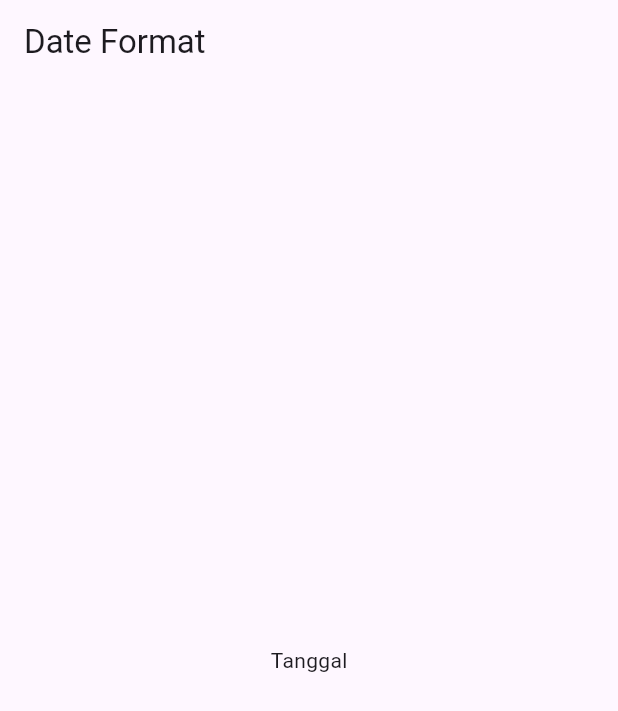
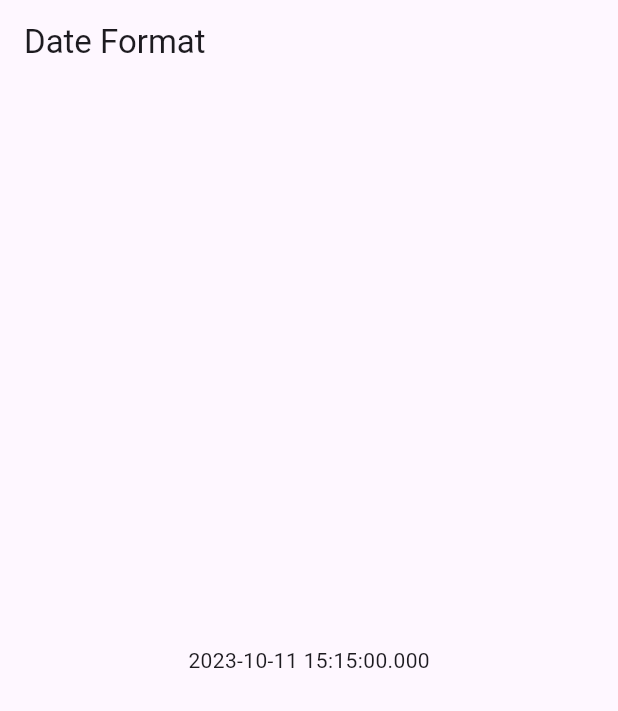
Before and after one commit to Melidasari/Pemograman_Flutter, a Flutter app: the screen it shows after launch, on a phone screen of 412 x 824 dp. Shown: the top 711 px of the screen. Run offline on Flutter 3.47's test engine with Material 3 defaults, Android fonts, the phone set to English and light mode, and no system bars; our stand-ins replace faker.

Commit message:
Update FLUTTER 13 Date Format

```diff
--- a/date_format/lib/main.dart
+++ b/date_format/lib/main.dart
@@ -14,7 +14,7 @@
         ),
         body: Center(
           child: Text(
-            "Tanggal",
+            DateTime(2023, 10, 11, 15, 15).toString(),
             style: TextStyle(),
           ),
         ),
```
